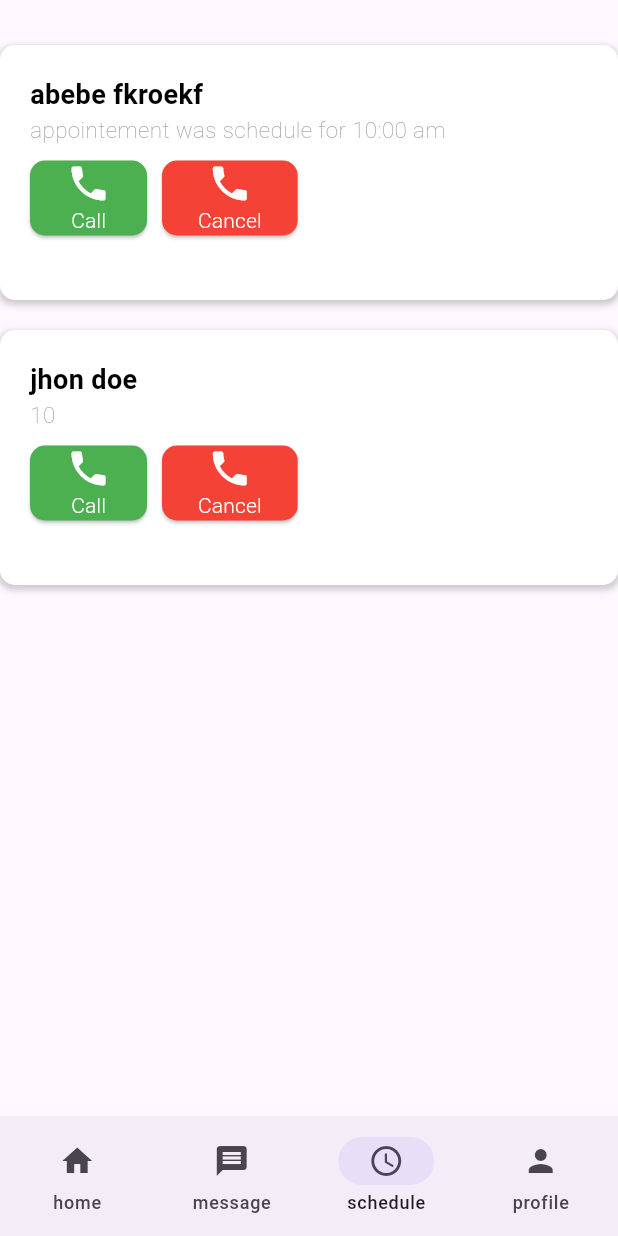
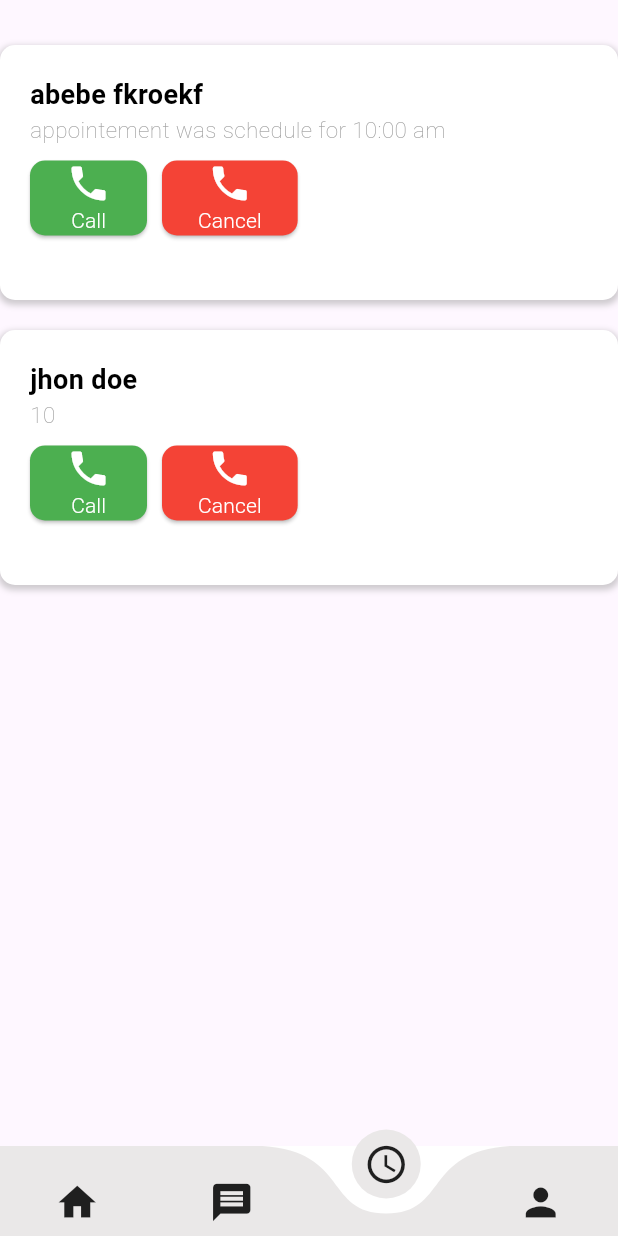
Before and after one commit to michael-099/Hakime, a Flutter app: the screen it shows after launch, item 3 of the bottom bar chosen, on a phone screen of 412 x 824 dp. Run offline on Flutter 3.47's test engine with Material 3 defaults, Android fonts, the light colour scheme and no system bars; drawn by our look-alikes of curved_navigation_bar; missing offline and left inert: dart:js.

Commit message:
nav update

```diff
--- a/lib/main/Main.dart
+++ b/lib/main/Main.dart
@@ -5,7 +5,7 @@ import '../Profile/profile.dart';
 import '../dashBoard/dashboard.dart';
 import '../Notification/Notification.dart';
 import '../schedule/schedule.dart';
-
+import "package:curved_navigation_bar/curved_navigation_bar.dart";
 class Main extends StatefulWidget {
   State createState() => NavpageState();
 }
@@ -20,33 +20,62 @@ class NavpageState extends State<Main> {
   ];
 
   @override
+  // Widget build(BuildContext context) {
+  //   return MaterialApp(
+  //     debugShowCheckedModeBanner: false,
+  //     home: Scaffold(
+  //       body: pages[currentPage],
+  //       bottomNavigationBar: NavigationBar(
+  //         // backgroundColor: Colors.white,
+  //         // indicatorColor: Colors.white,
+  //         // surfaceTintColor: Color.fromARGB(255, 92, 180, 215).withOpacity(1),
+  //         onDestinationSelected: (index) {
+  //           setState(() {
+  //             currentPage = index;
+  //           });
+  //         },
+  //         selectedIndex: currentPage,
+  //         // ignore: prefer_const_literals_to_create_immutables
+  //         destinations: [
+  //           const NavigationDestination(icon: Icon(Icons.home), label: "home"),
+  //           const NavigationDestination(
+  //               icon: Icon(Icons.message), label: "message"),
+  //           const NavigationDestination(
+  //               icon: Icon(Icons.schedule), label: "schedule"),
+  //           const NavigationDestination(
+  //               icon: Icon(Icons.person), label: "profile"),
+  //         ],
+  //       ),
+  //     ),
+  //   );
  Widget build(BuildContext context) {
   return MaterialApp(
     debugShowCheckedModeBanner: false,
     home: Scaffold(
       body: pages[currentPage],
-        bottomNavigationBar: NavigationBar(
-          // backgroundColor: Colors.white,
-          // indicatorColor: Colors.white,
-          // surfaceTintColor: Color.fromARGB(255, 92, 180, 215).withOpacity(1),
-          onDestinationSelected: (index) {
+      bottomNavigationBar: CurvedNavigationBar(
+        backgroundColor: Colors.white,
+        color: const Color.fromARGB(255, 234, 232, 232),
+        buttonBackgroundColor: const Color.fromARGB(255, 234, 232, 232),
+        height: 60,
+        onTap: (index) {
           setState(() {
             currentPage = index;
           });
         },
-          selectedIndex: currentPage,
-          // ignore: prefer_const_literals_to_create_immutables
-          destinations: [
-            const NavigationDestination(icon: Icon(Icons.home), label: "home"),
-            const NavigationDestination(
-                icon: Icon(Icons.message), label: "message"),
-            const NavigationDestination(
-                icon: Icon(Icons.schedule), label: "schedule"),
-            const NavigationDestination(
-                icon: Icon(Icons.person), label: "profile"),
+        index: currentPage,
+        items: [
+          Icon(Icons.home, size: 30),
+          Icon(Icons.message, size: 30),
+          Icon(Icons.schedule, size: 30),
+          Icon(Icons.person, size: 30),
         ],
+        // Add shadow to the navigation bar
+        // elevation: 5.0,
       ),
     ),
   );
 }
+
+
 }
--- a/pubspec.yaml
+++ b/pubspec.yaml
@@ -30,6 +30,7 @@ environment:
 dependencies:
   flutter:
     sdk: flutter
+  curved_navigation_bar: ^1.0.3
 
 
   # The following adds the Cupertino Icons font to your application.
```
Also changed, not shown: pubspec.lock. Lines whose indentation alone changed are shown as unchanged.
